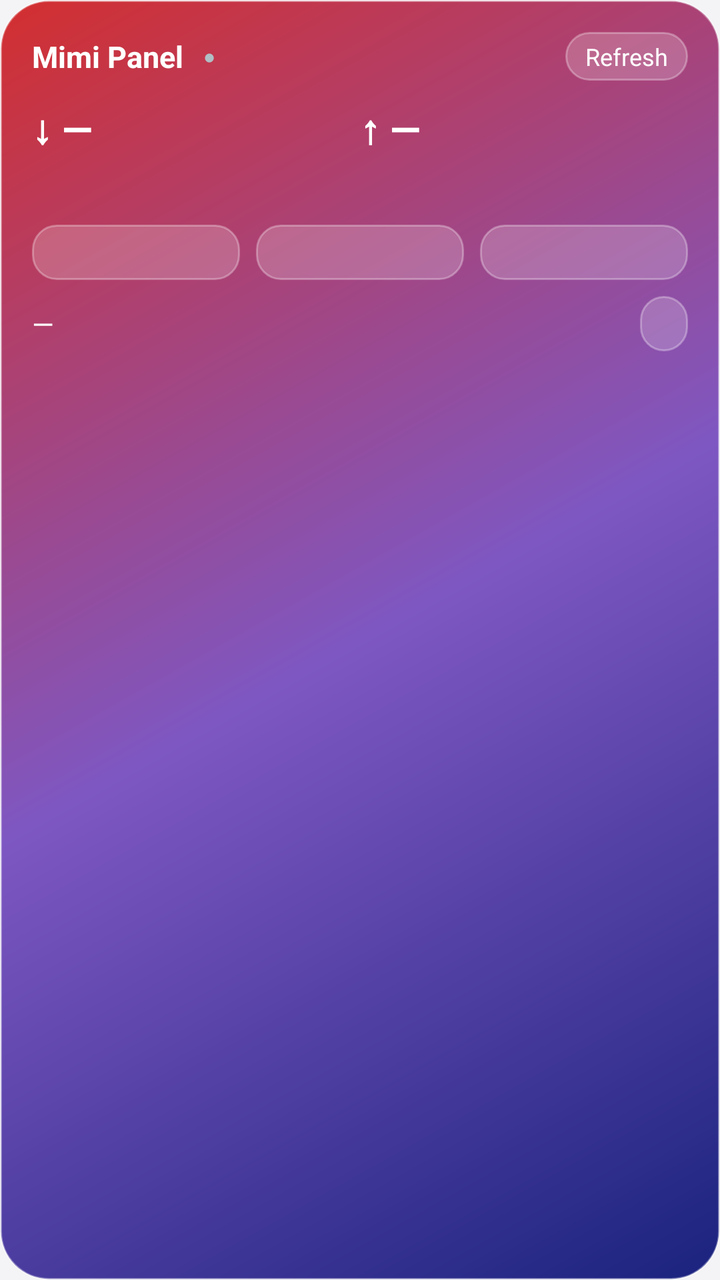
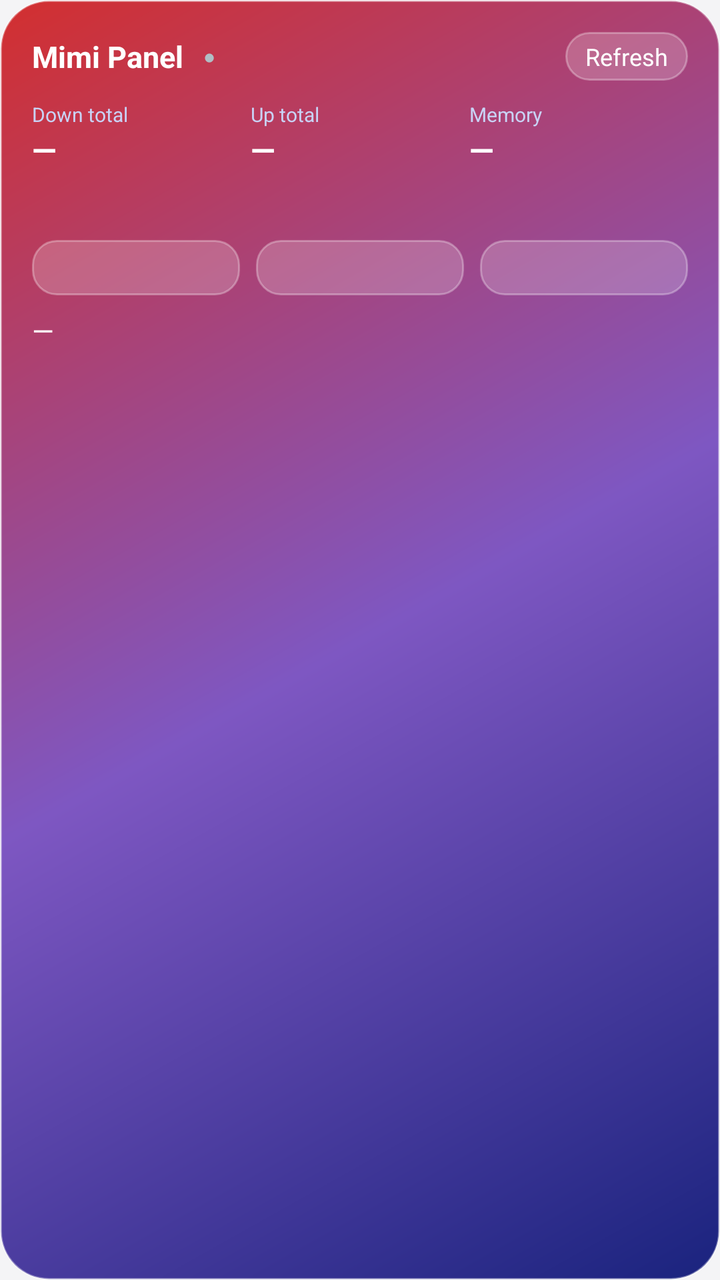

Two renders of the same Android screen: before a commit and after it. Below are the layout's source before the change and the commit's diff.
<!-- AndroidManifest.xml: application theme Theme.MimiPanel -->
<!-- res/layout/widget_mimi.xml -->
<?xml version="1.0" encoding="utf-8"?>
<LinearLayout xmlns:android="http://schemas.android.com/apk/res/android"
    android:id="@+id/widget_root"
    android:layout_width="match_parent"
    android:layout_height="match_parent"
    android:background="@drawable/widget_bg"
    android:orientation="vertical"
    android:padding="16dp">

    <LinearLayout
        android:layout_width="match_parent"
        android:layout_height="wrap_content"
        android:gravity="center_vertical"
        android:orientation="horizontal">

        <TextView
            android:layout_width="wrap_content"
            android:layout_height="wrap_content"
            android:text="@string/app_name"
            android:textColor="#FFFFFF"
            android:textSize="15sp"
            android:textStyle="bold" />

        <TextView
            android:id="@+id/widget_dot"
            android:layout_width="wrap_content"
            android:layout_height="wrap_content"
            android:layout_marginStart="10dp"
            android:text="●"
            android:textColor="#B0BEC5"
            android:textSize="10sp" />

        <TextView
            android:id="@+id/widget_status"
            android:layout_width="0dp"
            android:layout_height="wrap_content"
            android:layout_marginStart="5dp"
            android:layout_weight="1"
            android:ellipsize="end"
            android:maxLines="1"
            android:textColor="#E3E8FF"
            android:textSize="12sp" />

        <TextView
            android:id="@+id/widget_refresh"
            android:layout_width="wrap_content"
            android:layout_height="wrap_content"
            android:background="@drawable/widget_btn"
            android:paddingStart="10dp"
            android:paddingTop="4dp"
            android:paddingEnd="10dp"
            android:paddingBottom="4dp"
            android:text="@string/widget_refresh"
            android:textColor="#FFFFFF"
            android:textSize="12sp" />
    </LinearLayout>

    <LinearLayout
        android:layout_width="match_parent"
        android:layout_height="wrap_content"
        android:layout_marginTop="10dp"
        android:orientation="horizontal">

        <TextView
            android:id="@+id/widget_speed_down"
            android:layout_width="0dp"
            android:layout_height="wrap_content"
            android:layout_weight="1"
            android:text="↓ —"
            android:textColor="#FFFFFF"
            android:textSize="20sp"
            android:textStyle="bold" />

        <TextView
            android:id="@+id/widget_speed_up"
            android:layout_width="0dp"
            android:layout_height="wrap_content"
            android:layout_weight="1"
            android:text="↑ —"
            android:textColor="#FFFFFF"
            android:textSize="20sp"
            android:textStyle="bold" />
    </LinearLayout>

    <TextView
        android:id="@+id/widget_meta"
        android:layout_width="match_parent"
        android:layout_height="wrap_content"
        android:layout_marginTop="8dp"
        android:ellipsize="end"
        android:maxLines="2"
        android:textColor="#DCE3FF"
        android:textSize="12sp" />

    <LinearLayout
        android:layout_width="match_parent"
        android:layout_height="wrap_content"
        android:layout_marginTop="10dp"
        android:orientation="horizontal">

        <TextView
            android:id="@+id/widget_mode_rule"
            android:layout_width="0dp"
            android:layout_height="wrap_content"
            android:layout_weight="1"
            android:background="@drawable/widget_btn"
            android:gravity="center"
            android:paddingTop="5dp"
            android:paddingBottom="5dp"
            android:textColor="#FFFFFF"
            android:textSize="13sp" />

        <TextView
            android:id="@+id/widget_mode_global"
            android:layout_width="0dp"
            android:layout_height="wrap_content"
            android:layout_marginStart="8dp"
            android:layout_weight="1"
            android:background="@drawable/widget_btn"
            android:gravity="center"
            android:paddingTop="5dp"
            android:paddingBottom="5dp"
            android:textColor="#FFFFFF"
            android:textSize="13sp" />

        <TextView
            android:id="@+id/widget_mode_direct"
            android:layout_width="0dp"
            android:layout_height="wrap_content"
            android:layout_marginStart="8dp"
            android:layout_weight="1"
            android:background="@drawable/widget_btn"
            android:gravity="center"
            android:paddingTop="5dp"
            android:paddingBottom="5dp"
            android:textColor="#FFFFFF"
            android:textSize="13sp" />
    </LinearLayout>

    <LinearLayout
        android:layout_width="match_parent"
        android:layout_height="wrap_content"
        android:layout_marginTop="8dp"
        android:gravity="center_vertical"
        android:orientation="horizontal">

        <TextView
            android:id="@+id/widget_node"
            android:layout_width="0dp"
            android:layout_height="wrap_content"
            android:layout_weight="1"
            android:ellipsize="end"
            android:maxLines="1"
            android:text="—"
            android:textColor="#FFFFFF"
            android:textSize="14sp" />

        <TextView
            android:id="@+id/widget_cycle"
            android:layout_width="wrap_content"
            android:layout_height="wrap_content"
            android:layout_marginStart="8dp"
            android:background="@drawable/widget_btn"
            android:paddingStart="12dp"
            android:paddingTop="5dp"
            android:paddingEnd="12dp"
            android:paddingBottom="5dp"
            android:textColor="#FFFFFF"
            android:textSize="13sp" />
    </LinearLayout>

    <TextView
        android:id="@+id/widget_msg"
        android:layout_width="match_parent"
        android:layout_height="wrap_content"
        android:layout_marginTop="4dp"
        android:textColor="#FFCDD2"
        android:textSize="12sp"
        android:visibility="gone" />

    <TextView
        android:id="@+id/widget_updated"
        android:layout_width="match_parent"
        android:layout_height="wrap_content"
        android:layout_marginTop="4dp"
        android:textColor="#AAB4E8"
        android:textSize="11sp" />
</LinearLayout>
<!-- resources referenced by this layout -->
<resources>
  <!-- drawable widget_bg (drawable) -->
  <?xml version="1.0" encoding="utf-8"?>
  <shape xmlns:android="http://schemas.android.com/apk/res/android" android:shape="rectangle">
      <gradient
          android:angle="315"
          android:startColor="#D32F2F"
          android:centerColor="#7E57C2"
          android:endColor="#1A237E"
          android:type="linear" />
      <corners android:radius="24dp" />
      <stroke android:width="1dp" android:color="#59FFFFFF" />
  </shape>
  <!-- drawable widget_btn (drawable) -->
  <?xml version="1.0" encoding="utf-8"?>
  <shape xmlns:android="http://schemas.android.com/apk/res/android" android:shape="rectangle">
      <solid android:color="#33FFFFFF" />
      <corners android:radius="12dp" />
      <stroke android:width="1dp" android:color="#4DFFFFFF" />
  </shape>
  <string name="app_name">Mimi Panel</string>
  <string name="widget_refresh">Refresh</string>
  <style name="Theme.MimiPanel" parent="android:Theme.Material.Light.NoActionBar">
          <item name="android:windowBackground">@color/window_bg</item>
      </style>
  <color name="window_bg">#F4F4F6</color>
</resources>

<!-- the commit's change to res/layout/widget_mimi.xml (unified diff, before → after) -->
@@ -61,25 +61,80 @@
         android:layout_marginTop="10dp"
         android:orientation="horizontal">
 
-        <TextView
-            android:id="@+id/widget_speed_down"
-            android:layout_width="0dp"
-            android:layout_height="wrap_content"
-            android:layout_weight="1"
-            android:text="↓ —"
-            android:textColor="#FFFFFF"
-            android:textSize="20sp"
-            android:textStyle="bold" />
-
-        <TextView
-            android:id="@+id/widget_speed_up"
-            android:layout_width="0dp"
-            android:layout_height="wrap_content"
-            android:layout_weight="1"
-            android:text="↑ —"
-            android:textColor="#FFFFFF"
-            android:textSize="20sp"
-            android:textStyle="bold" />
+        <LinearLayout
+            android:layout_width="0dp"
+            android:layout_height="wrap_content"
+            android:layout_weight="1"
+            android:orientation="vertical">
+
+            <TextView
+                android:layout_width="wrap_content"
+                android:layout_height="wrap_content"
+                android:text="@string/widget_total_down"
+                android:textColor="#C9D2F5"
+                android:textSize="10sp" />
+
+            <TextView
+                android:id="@+id/widget_total_down"
+                android:layout_width="wrap_content"
+                android:layout_height="wrap_content"
+                android:ellipsize="end"
+                android:maxLines="1"
+                android:text="—"
+                android:textColor="#FFFFFF"
+                android:textSize="16sp"
+                android:textStyle="bold" />
+        </LinearLayout>
+
+        <LinearLayout
+            android:layout_width="0dp"
+            android:layout_height="wrap_content"
+            android:layout_weight="1"
+            android:orientation="vertical">
+
+            <TextView
+                android:layout_width="wrap_content"
+                android:layout_height="wrap_content"
+                android:text="@string/widget_total_up"
+                android:textColor="#C9D2F5"
+                android:textSize="10sp" />
+
+            <TextView
+                android:id="@+id/widget_total_up"
+                android:layout_width="wrap_content"
+                android:layout_height="wrap_content"
+                android:ellipsize="end"
+                android:maxLines="1"
+                android:text="—"
+                android:textColor="#FFFFFF"
+                android:textSize="16sp"
+                android:textStyle="bold" />
+        </LinearLayout>
+
+        <LinearLayout
+            android:layout_width="0dp"
+            android:layout_height="wrap_content"
+            android:layout_weight="1"
+            android:orientation="vertical">
+
+            <TextView
+                android:layout_width="wrap_content"
+                android:layout_height="wrap_content"
+                android:text="@string/widget_mem"
+                android:textColor="#C9D2F5"
+                android:textSize="10sp" />
+
+            <TextView
+                android:id="@+id/widget_total_mem"
+                android:layout_width="wrap_content"
+                android:layout_height="wrap_content"
+                android:ellipsize="end"
+                android:maxLines="1"
+                android:text="—"
+                android:textColor="#FFFFFF"
+                android:textSize="16sp"
+                android:textStyle="bold" />
+        </LinearLayout>
     </LinearLayout>
 
     <TextView
@@ -137,46 +192,16 @@
             android:textSize="13sp" />
     </LinearLayout>
 
-    <LinearLayout
+    <TextView
+        android:id="@+id/widget_node"
         android:layout_width="match_parent"
         android:layout_height="wrap_content"
         android:layout_marginTop="8dp"
-        android:gravity="center_vertical"
-        android:orientation="horizontal">
-
-        <TextView
-            android:id="@+id/widget_node"
-            android:layout_width="0dp"
-            android:layout_height="wrap_content"
-            android:layout_weight="1"
-            android:ellipsize="end"
-            android:maxLines="1"
-            android:text="—"
-            android:textColor="#FFFFFF"
-            android:textSize="14sp" />
-
-        <TextView
-            android:id="@+id/widget_cycle"
-            android:layout_width="wrap_content"
-            android:layout_height="wrap_content"
-            android:layout_marginStart="8dp"
-            android:background="@drawable/widget_btn"
-            android:paddingStart="12dp"
-            android:paddingTop="5dp"
-            android:paddingEnd="12dp"
-            android:paddingBottom="5dp"
-            android:textColor="#FFFFFF"
-            android:textSize="13sp" />
-    </LinearLayout>
-
-    <TextView
-        android:id="@+id/widget_msg"
-        android:layout_width="match_parent"
-        android:layout_height="wrap_content"
-        android:layout_marginTop="4dp"
-        android:textColor="#FFCDD2"
-        android:textSize="12sp"
-        android:visibility="gone" />
+        android:ellipsize="end"
+        android:maxLines="1"
+        android:text="—"
+        android:textColor="#FFFFFF"
+        android:textSize="14sp" />
 
     <TextView
         android:id="@+id/widget_updated"
<!-- resource entries referenced after the edit -->
@@ -20,7 +20,10 @@
       <stroke android:width="1dp" android:color="#4DFFFFFF" />
   </shape>
   <string name="app_name">Mimi Panel</string>
+  <string name="widget_mem">Memory</string>
   <string name="widget_refresh">Refresh</string>
+  <string name="widget_total_down">Down total</string>
+  <string name="widget_total_up">Up total</string>
   <style name="Theme.MimiPanel" parent="android:Theme.Material.Light.NoActionBar">
           <item name="android:windowBackground">@color/window_bg</item>
       </style>
